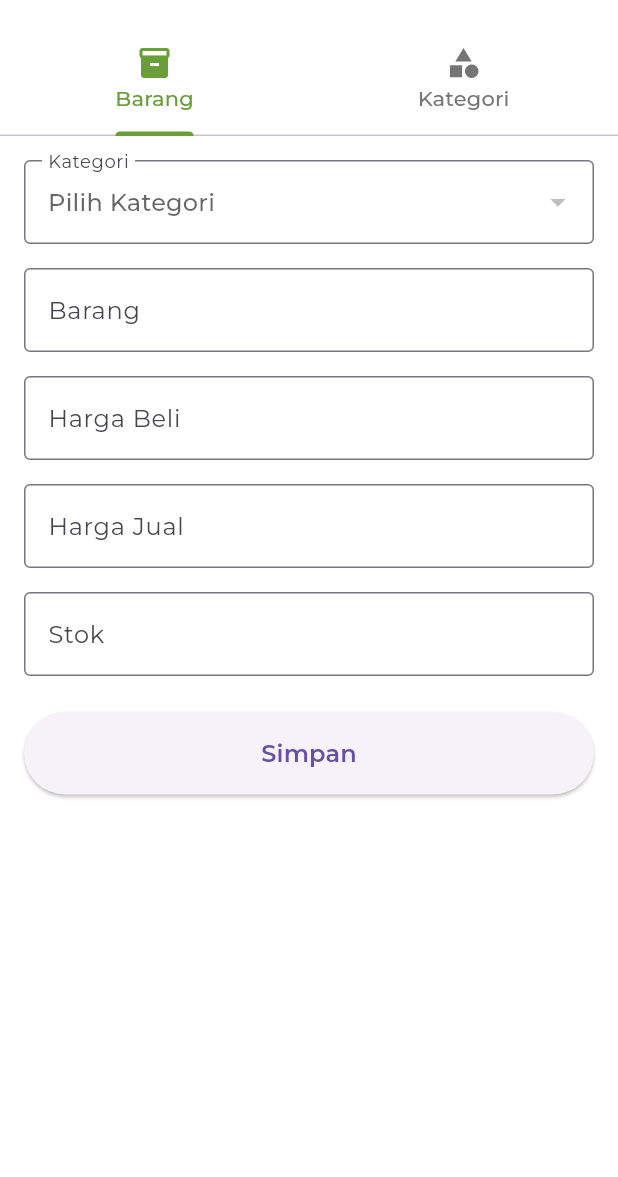
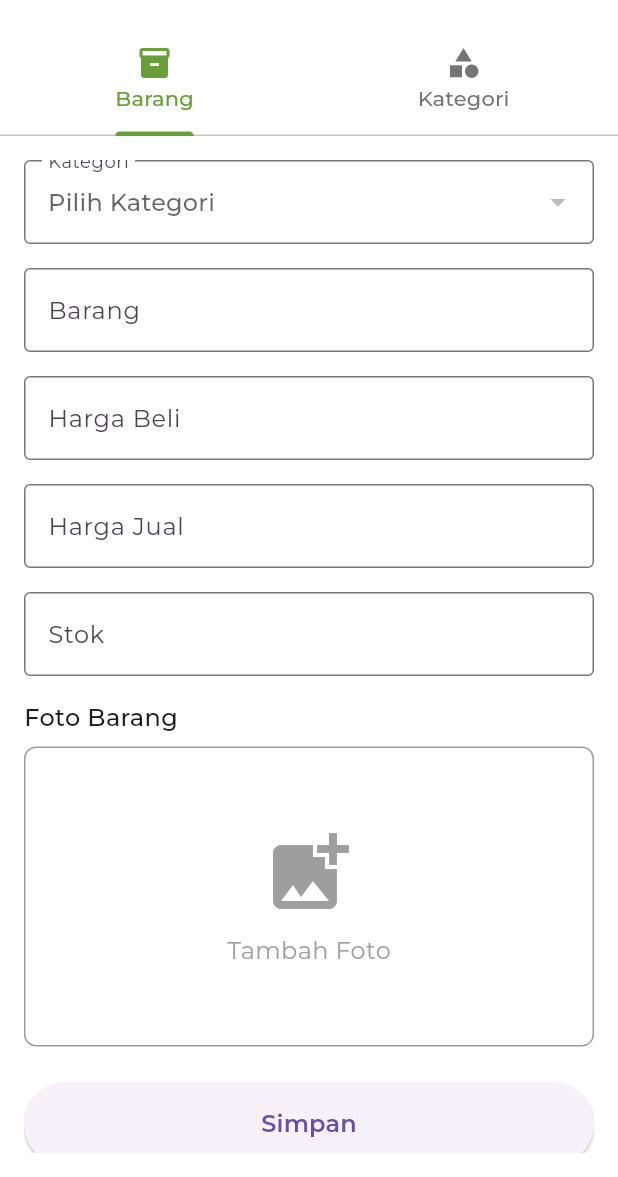
Before and after one commit to jioooo20/belibeli, a Flutter app: the AddProductPage screen opened by its route, on a phone screen of 412 x 824 dp, the part 59-1236 px from its top. Run offline on Flutter 3.47's test engine with Material 3 defaults, Android fonts, the phone set to English and light mode, and no system bars; our stand-ins replace go_router, google_fonts, image_picker.

Commit message:
Add image upload functionality to BarangTab with gallery and camera options

```diff
--- a/lib/pages/inventory/add/barang_tab.dart
+++ b/lib/pages/inventory/add/barang_tab.dart
@@ -1,5 +1,7 @@
 import 'package:flutter/material.dart';
 import 'package:flutter/services.dart';
+import 'package:image_picker/image_picker.dart';
+import 'dart:io';
 
 class BarangTab extends StatefulWidget {
   final List<String> categories;
@@ -18,6 +20,9 @@ class BarangTab extends StatefulWidget {
 }
 
 class _BarangTabState extends State<BarangTab> {
+  final ImagePicker _picker = ImagePicker();
+  XFile? _selectedImage;
+
   // Input formatters
   List<TextInputFormatter> get _priceInputFormatters => [
         FilteringTextInputFormatter.deny(RegExp(r'-')),
@@ -44,6 +49,79 @@ class _BarangTabState extends State<BarangTab> {
     if (v == null) return 'Masukkan angka yang valid';
     if (v < 0) return 'Tidak boleh negatif';
     return null;
+  }
+
+  // Image picker methods
+  Future<void> _pickImageFromGallery() async {
+    try {
+      final XFile? image = await _picker.pickImage(source: ImageSource.gallery);
+      if (image != null) {
+        setState(() {
+          _selectedImage = image;
+        });
+      }
+    } catch (e) {
+      if (mounted) {
+        ScaffoldMessenger.of(context).showSnackBar(
+          SnackBar(content: Text('Error memilih gambar: $e')),
+        );
+      }
+    }
+  }
+
+  Future<void> _pickImageFromCamera() async {
+    try {
+      final XFile? image = await _picker.pickImage(source: ImageSource.camera);
+      if (image != null) {
+        setState(() {
+          _selectedImage = image;
+        });
+      }
+    } catch (e) {
+      if (mounted) {
+        ScaffoldMessenger.of(context).showSnackBar(
+          SnackBar(content: Text('Error mengambil foto: $e')),
+        );
+      }
+    }
+  }
+
+  void _showImageSourceDialog() {
+    showDialog(
+      context: context,
+      builder: (BuildContext context) {
+        return AlertDialog(
+          title: const Text('Pilih Sumber Gambar'),
+          content: Column(
+            mainAxisSize: MainAxisSize.min,
+            children: [
+              ListTile(
+                leading: const Icon(Icons.photo_library),
+                title: const Text('Galeri'),
+                onTap: () {
+                  Navigator.pop(context);
+                  _pickImageFromGallery();
+                },
+              ),
+              ListTile(
+                leading: const Icon(Icons.camera_alt),
+                title: const Text('Kamera'),
+                onTap: () {
+                  Navigator.pop(context);
+                  _pickImageFromCamera();
+                },
+              ),
+            ],
+          ),
+        );
+      },
+    );
+  }
+
+  void _removeImage() {
+    setState(() {
+      _selectedImage = null;
+    });
   }
 
   @override
@@ -109,6 +187,77 @@ class _BarangTabState extends State<BarangTab> {
               inputFormatters: _stockInputFormatters,
               validator: _validateStock,
             ),
+            const SizedBox(height: 16),
+            // Image Upload Section
+            Column(
+              crossAxisAlignment: CrossAxisAlignment.start,
+              children: [
+                const Text(
+                  'Foto Barang',
+                  style: TextStyle(
+                    fontSize: 16,
+                    fontWeight: FontWeight.w500,
+                  ),
+                ),
+                const SizedBox(height: 8),
+                if (_selectedImage != null)
+                  Stack(
+                    children: [
+                      ClipRRect(
+                        borderRadius: BorderRadius.circular(8),
+                        child: Image.file(
+                          File(_selectedImage!.path),
+                          height: 200,
+                          width: double.infinity,
+                          fit: BoxFit.cover,
+                        ),
+                      ),
+                      Positioned(
+                        top: 8,
+                        right: 8,
+                        child: IconButton(
+                          onPressed: _removeImage,
+                          icon: const Icon(Icons.close),
+                          style: IconButton.styleFrom(
+                            backgroundColor: Colors.red,
+                            foregroundColor: Colors.white,
+                          ),
+                        ),
+                      ),
+                    ],
+                  )
+                else
+                  InkWell(
+                    onTap: _showImageSourceDialog,
+                    child: Container(
+                      height: 200,
+                      width: double.infinity,
+                      decoration: BoxDecoration(
+                        border: Border.all(color: Colors.grey),
+                        borderRadius: BorderRadius.circular(8),
+                      ),
+                      child: const Column(
+                        mainAxisAlignment: MainAxisAlignment.center,
+                        children: [
+                          Icon(
+                            Icons.add_photo_alternate,
+                            size: 64,
+                            color: Colors.grey,
+                          ),
+                          SizedBox(height: 8),
+                          Text(
+                            'Tambah Foto',
+                            style: TextStyle(
+                              color: Colors.grey,
+                              fontSize: 16,
+                            ),
+                          ),
+                        ],
+                      ),
+                    ),
+                  ),
+              ],
+            ),
             const SizedBox(height: 24),
             ElevatedButton(
               onPressed: () {
```
